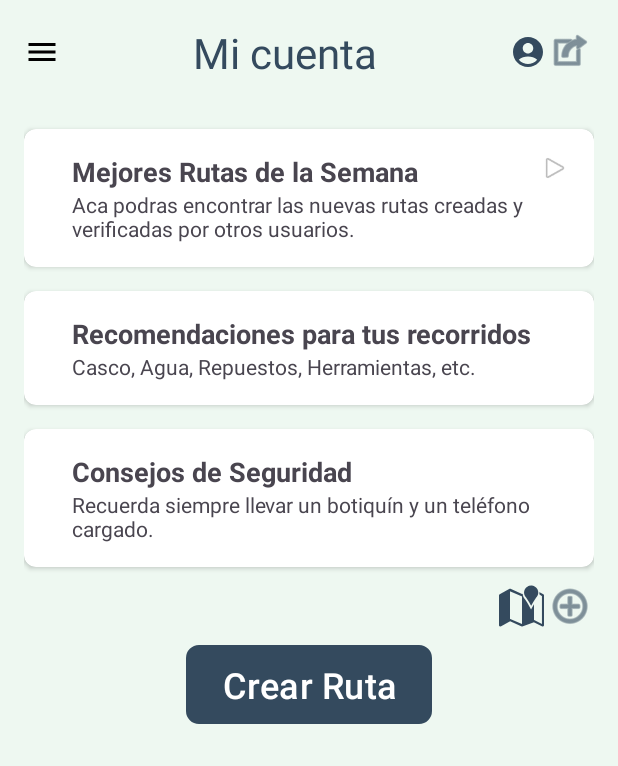
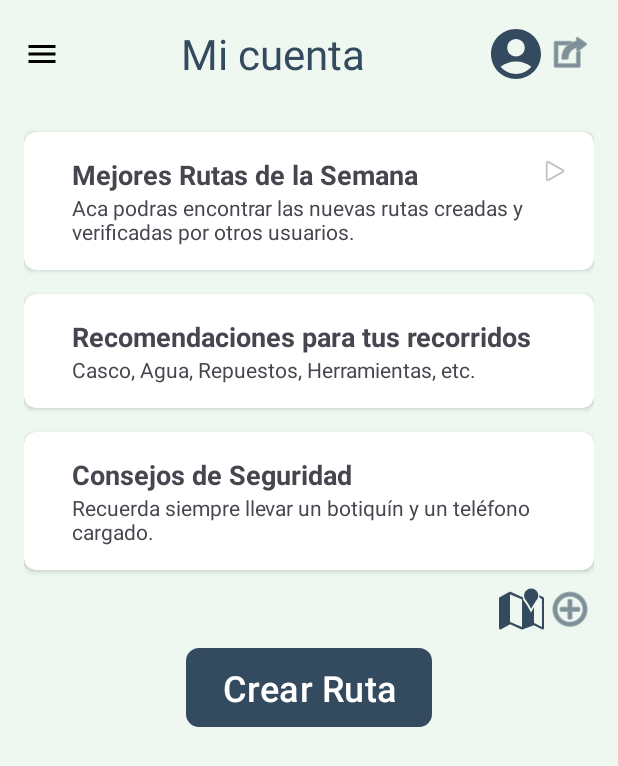
Before and after one commit to Intro-CompuMovil/RideNShare, an Android app: the FeedActivity screen opened directly, with no data from a screen before it, on a phone screen of 412 x 824 dp. Shown: the top 766 px of the screen. Run offline under Robolectric (Android 15) with nearby library versions, the phone set to English and light mode, and no system bars; Roboto replaces fonts that are not available here.

```diff
--- a/app/src/main/java/com/example/ridenshare/Data/DataTest.kt
+++ b/app/src/main/java/com/example/ridenshare/Data/DataTest.kt
@@ -1,4 +1,7 @@
 package com.example.ridenshare.Data
 
 class DataTest {
+    companion object{
+
+    }
 }
--- a/app/src/main/java/com/example/ridenshare/Logica/CrearRutaActivity.kt
+++ b/app/src/main/java/com/example/ridenshare/Logica/CrearRutaActivity.kt
@@ -10,7 +10,6 @@
     private lateinit var binding: ActivityCrearRutaBinding
     override fun onCreate(savedInstanceState: Bundle?) {
         super.onCreate(savedInstanceState)
-        enableEdgeToEdge()
         binding = ActivityCrearRutaBinding.inflate(layoutInflater)
         setContentView(binding.root)
 
--- a/app/src/main/java/com/example/ridenshare/Logica/FeedActivity.kt
+++ b/app/src/main/java/com/example/ridenshare/Logica/FeedActivity.kt
@@ -6,7 +6,6 @@
 import android.os.Bundle
 import android.widget.Button
 import android.widget.ImageButton
-import androidx.activity.enableEdgeToEdge
 import androidx.activity.result.contract.ActivityResultContracts
 import androidx.appcompat.app.AppCompatActivity
 import androidx.core.content.ContextCompat
@@ -24,7 +23,6 @@
 
     override fun onCreate(savedInstanceState: Bundle?) {
         super.onCreate(savedInstanceState)
-        enableEdgeToEdge()
         setContentView(R.layout.activity_feed)
 
         val post = findViewById<ImageButton>(R.id.agregarButton)
--- a/app/src/main/java/com/example/ridenshare/Logica/RegisterActivity.kt
+++ b/app/src/main/java/com/example/ridenshare/Logica/RegisterActivity.kt
@@ -3,18 +3,14 @@
 import android.content.Intent
 import android.os.Bundle
 import android.widget.Toast
-import androidx.activity.enableEdgeToEdge
 import androidx.appcompat.app.AppCompatActivity
-import androidx.core.view.ViewCompat
-import androidx.core.view.WindowInsetsCompat
-import com.example.ridenshare.R
 import com.example.ridenshare.databinding.ActivityRegisterBinding
 
 class RegisterActivity : AppCompatActivity() {
     lateinit var binding: ActivityRegisterBinding
     override fun onCreate(savedInstanceState: Bundle?) {
         super.onCreate(savedInstanceState)
-        enableEdgeToEdge()
+
         binding = ActivityRegisterBinding.inflate(layoutInflater)
         setContentView(binding.root)
 
--- a/app/src/main/java/com/example/ridenshare/Logica/RutaDesdeMapaActivity.kt
+++ b/app/src/main/java/com/example/ridenshare/Logica/RutaDesdeMapaActivity.kt
@@ -1,14 +1,12 @@
 package com.example.ridenshare.Logica
 
 import android.os.Bundle
-import androidx.activity.enableEdgeToEdge
 import androidx.appcompat.app.AppCompatActivity
 import com.example.ridenshare.R
 
 class RutaDesdeMapaActivity : AppCompatActivity() {
     override fun onCreate(savedInstanceState: Bundle?) {
         super.onCreate(savedInstanceState)
-        enableEdgeToEdge()
         setContentView(R.layout.activity_ruta_desde_mapa)
 
     }
--- a/app/src/main/java/com/example/ridenshare/Logica/RutaTiempoRealActivity.kt
+++ b/app/src/main/java/com/example/ridenshare/Logica/RutaTiempoRealActivity.kt
@@ -1,14 +1,12 @@
 package com.example.ridenshare.Logica
 
 import android.os.Bundle
-import androidx.activity.enableEdgeToEdge
 import androidx.appcompat.app.AppCompatActivity
 import com.example.ridenshare.R
 
 class RutaTiempoRealActivity : AppCompatActivity() {
     override fun onCreate(savedInstanceState: Bundle?) {
         super.onCreate(savedInstanceState)
-        enableEdgeToEdge()
         setContentView(R.layout.activity_ruta_tiempo_real)
 
     }
--- /dev/null
+++ b/app/src/main/res/drawable/baseline_account_circle_32.xml
@@ -0,0 +1,5 @@
+<vector xmlns:android="http://schemas.android.com/apk/res/android" android:height="40dp" android:tint="@color/letras" android:viewportHeight="24" android:viewportWidth="24" android:width="40dp">
+
+    <path android:fillColor="@color/letras" android:pathData="M12,2C6.48,2 2,6.48 2,12s4.48,10 10,10s10,-4.48 10,-10S17.52,2 12,2zM12,6c1.93,0 3.5,1.57 3.5,3.5S13.93,13 12,13s-3.5,-1.57 -3.5,-3.5S10.07,6 12,6zM12,20c-2.03,0 -4.43,-0.82 -6.14,-2.88C7.55,15.8 9.68,15 12,15s4.45,0.8 6.14,2.12C16.43,19.18 14.03,20 12,20z"/>
+
+</vector>
--- a/app/src/main/res/layout/activity_feed.xml
+++ b/app/src/main/res/layout/activity_feed.xml
@@ -37,7 +37,7 @@
             android:id="@+id/profileButton"
             android:layout_width="wrap_content"
             android:layout_height="wrap_content"
-            app:srcCompat="@drawable/baseline_account_circle_24"
+            app:srcCompat="@drawable/baseline_account_circle_32"
             android:background="@color/background" />
 
         <ImageButton
```
Also changed, not shown: app/src/main/java/com/example/ridenshare/Logica/MainActivity.kt (+11 -5 lines).
